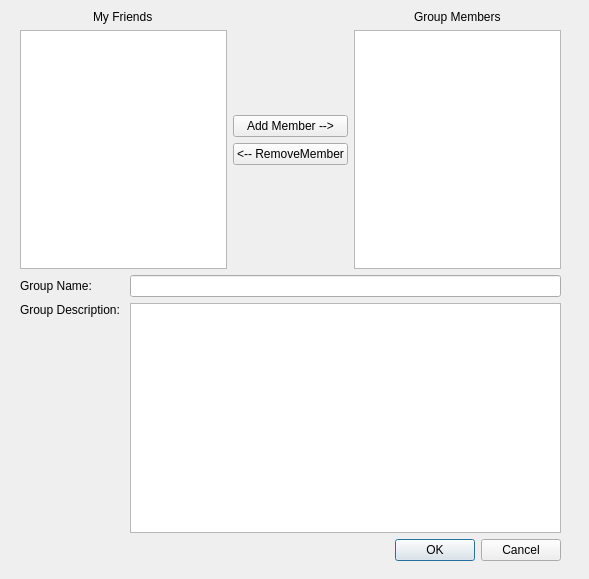
Old version of the form gui/creategroupgui.ui in the repository Huy-Nguyen-HCI/RocketBook.
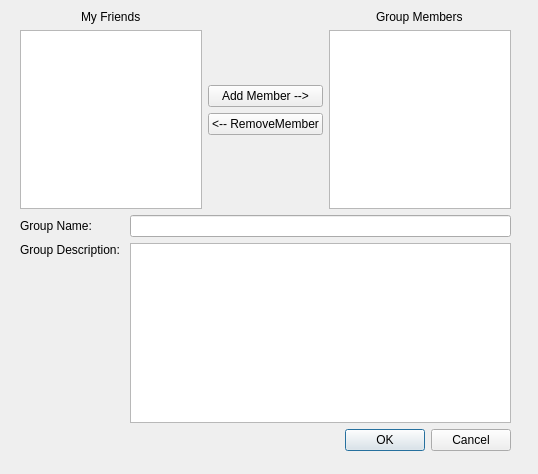
New version of the form.

Diff of the .ui file:
```diff
--- a/gui/creategroupgui.ui
+++ b/gui/creategroupgui.ui
@@ -6,20 +6,20 @@
    <rect>
     <x>0</x>
     <y>0</y>
-    <width>589</width>
-    <height>579</height>
+    <width>538</width>
+    <height>474</height>
    </rect>
   </property>
   <property name="windowTitle">
    <string>Form</string>
   </property>
-  <widget class="QWidget" name="">
+  <widget class="QWidget" name="layoutWidget">
    <property name="geometry">
     <rect>
      <x>20</x>
      <y>10</y>
-     <width>541</width>
-     <height>551</height>
+     <width>491</width>
+     <height>441</height>
     </rect>
    </property>
    <layout class="QVBoxLayout" name="verticalLayout_7">
```
